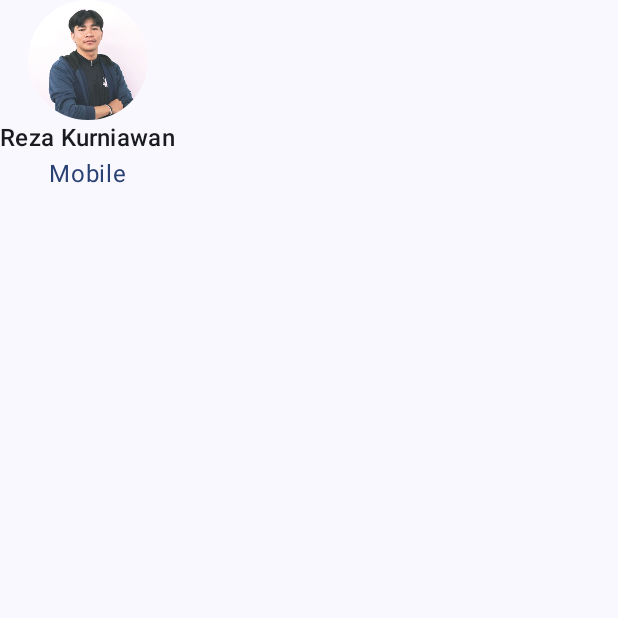
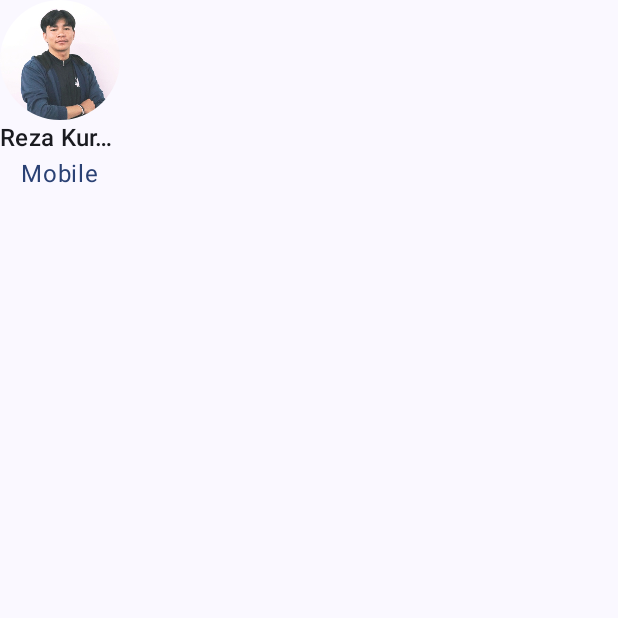
Before and after one commit to Mobile-Development-IL/InfiniteApp, an Android app built with Jetpack Compose: the composable MentorItemHorizontal called with sample values from the repository, on a phone screen of 412 x 824 dp, the top half of it. Run offline under Robolectric (Android 15) with nearby library versions, the light colour scheme and no system bars.

Commit message:
Initial Commit

```diff
--- a/app/src/main/java/com/infinitelearning/infiniteapp/presentation/component/MentorItemHorizontal.kt
+++ b/app/src/main/java/com/infinitelearning/infiniteapp/presentation/component/MentorItemHorizontal.kt
@@ -3,6 +3,7 @@ package com.infinitelearning.infiniteapp.presentation.component
 import androidx.compose.foundation.Image
 import androidx.compose.foundation.layout.Column
 import androidx.compose.foundation.layout.size
+import androidx.compose.foundation.layout.width
 import androidx.compose.foundation.shape.CircleShape
 import androidx.compose.material3.MaterialTheme
 import androidx.compose.material3.Text
@@ -11,6 +12,7 @@ import androidx.compose.ui.Alignment
 import androidx.compose.ui.Modifier
 import androidx.compose.ui.draw.clip
 import androidx.compose.ui.res.painterResource
+import androidx.compose.ui.text.style.TextOverflow
 import androidx.compose.ui.tooling.preview.Preview
 import androidx.compose.ui.unit.dp
 import com.infinitelearning.infiniteapp.R
@@ -32,7 +34,13 @@ fun MentorItemHorizontal(
                 .clip(CircleShape)
                 .size(80.dp)
         )
-        Text(text = mentor.name, style = MaterialTheme.typography.titleMedium)
+        Text(
+            text = mentor.name,
+            style = MaterialTheme.typography.titleMedium,
+            overflow = TextOverflow.Ellipsis,
+            modifier = Modifier.width(80.dp),
+            maxLines = 1
+        )
         Text(text = mentor.role, color = MaterialTheme.colorScheme.primary)
     }
 }
@@ -41,6 +49,6 @@ fun MentorItemHorizontal(
 @Composable
 private fun MentorItemHorizontalPreview() {
     InfiniteAppTheme {
-        MentorItemHorizontal(mentor = Mentor(1, "Reza", "Mobile", R.drawable.reza))
+        MentorItemHorizontal(mentor = Mentor(1, "Reza Kurniawan", "Mobile", R.drawable.reza))
     }
 }
```
